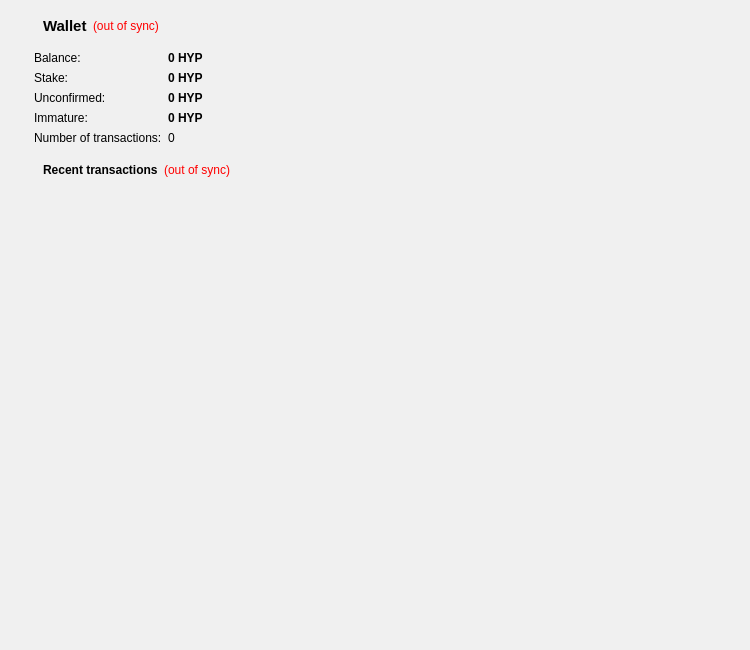
Old version of the form src/qt/forms/overviewpage.ui in the repository scificrypto/HyperStake.
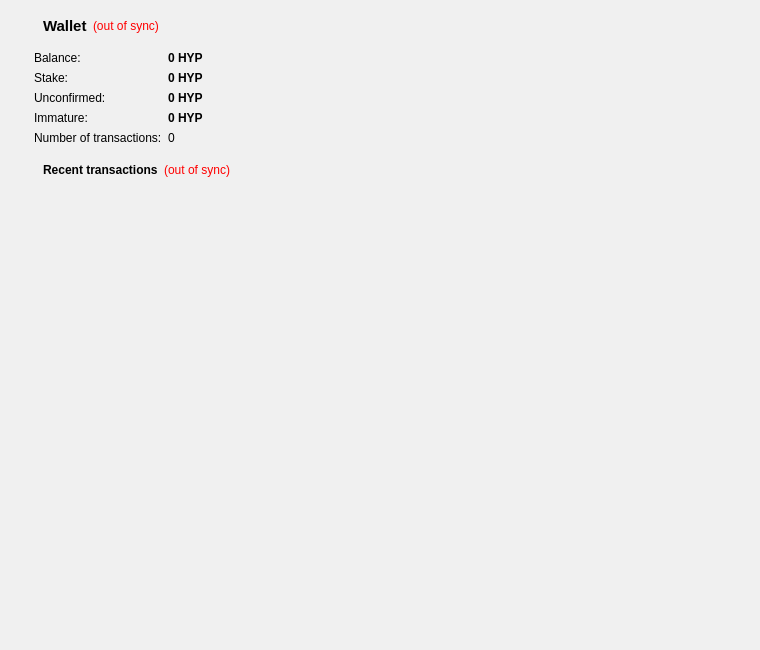
New version of the form.

Commit message: re re re re sizing

The edit to the form file:
```diff
--- a/src/qt/forms/overviewpage.ui
+++ b/src/qt/forms/overviewpage.ui
@@ -6,7 +6,7 @@
    <rect>
     <x>0</x>
     <y>0</y>
-    <width>750</width>
+    <width>760</width>
     <height>650</height>
    </rect>
   </property>
```
The commit also changes 1 other file.
